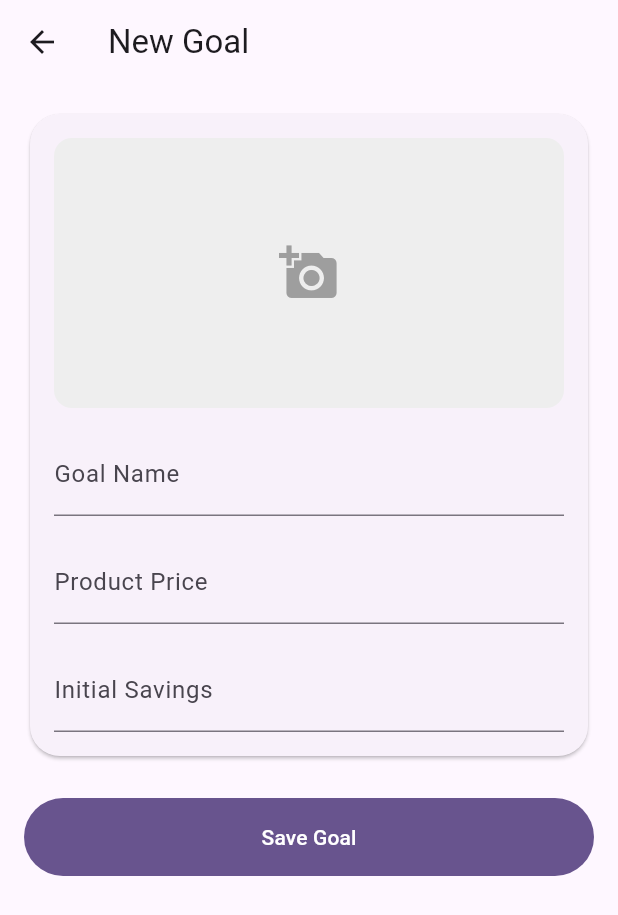
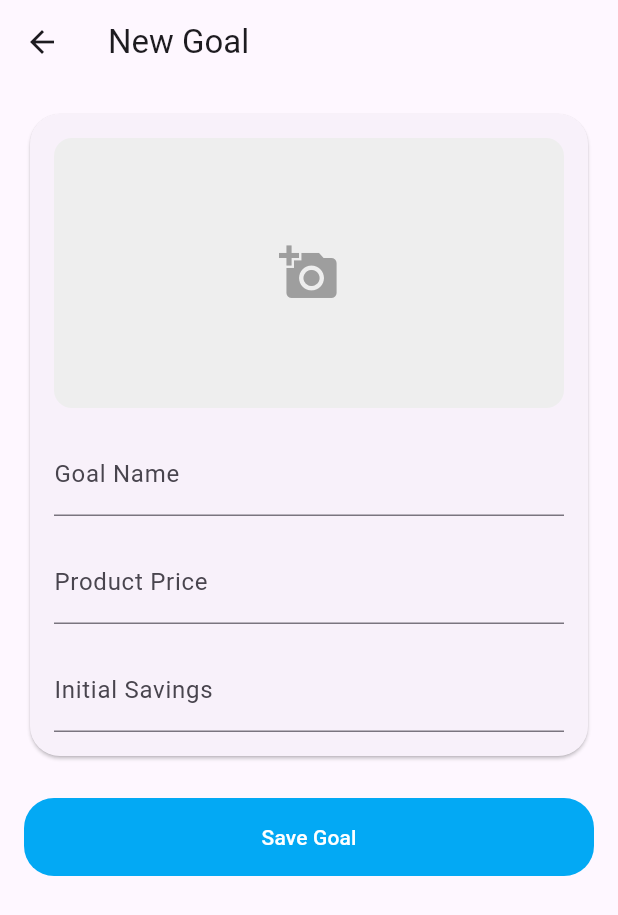
Before and after one commit to lightdarkmaster/Fundit, a Flutter app: the screen it shows after launch, after a tap on "Add Goal", on a phone screen of 412 x 824 dp. Shown: the top 915 px of the screen. Run offline on Flutter 3.47's test engine with Material 3 defaults, Android fonts, the phone set to English and light mode, and no system bars; our stand-ins replace fl_chart, image_picker, sqflite; accounts and stored records are empty.

Commit message:
Fix All Issues

```diff
--- a/fundit/lib/pages/add_goal_page.dart
+++ b/fundit/lib/pages/add_goal_page.dart
@@ -6,7 +6,9 @@ import 'package:fundit/pages/goal_model.dart';
 import 'package:intl/intl.dart';
 
 class AddGoalPage extends StatefulWidget {
-  const AddGoalPage({super.key});
+  final Goal? goal; // nullable for new goal
+
+  const AddGoalPage({super.key, this.goal});
 
   @override
   State<AddGoalPage> createState() => _AddGoalPageState();
@@ -18,14 +20,27 @@ class _AddGoalPageState extends State<AddGoalPage> {
   final savedController = TextEditingController();
   File? imageFile;
   final NumberFormat pesoFormatter = NumberFormat('#,##0.00', 'en_PH');
-
   final ImagePicker picker = ImagePicker();
 
+  @override
+  void initState() {
+    super.initState();
+
+    // Pre-fill fields if editing
+    if (widget.goal != null) {
+      nameController.text = widget.goal!.name;
+      priceController.text = widget.goal!.price.toString();
+      savedController.text = widget.goal!.saved.toString();
+      if (widget.goal!.imagePath != null) {
+        imageFile = File(widget.goal!.imagePath!);
+      }
+    }
+  }
+
   Future<void> pickImage() async {
-    final XFile? pickedFile = await ImagePicker().pickImage(
+    final XFile? pickedFile = await picker.pickImage(
       source: ImageSource.gallery,
     );
-
     if (pickedFile != null) {
       setState(() {
         imageFile = File(pickedFile.path);
@@ -35,8 +50,10 @@ class _AddGoalPageState extends State<AddGoalPage> {
 
   @override
   Widget build(BuildContext context) {
+    final isEditing = widget.goal != null;
+
     return Scaffold(
-      appBar: AppBar(title: const Text('New Goal')),
+      appBar: AppBar(title: Text(isEditing ? 'Edit Goal' : 'New Goal')),
       body: SafeArea(
         child: SingleChildScrollView(
           padding: const EdgeInsets.all(16),
@@ -110,6 +127,12 @@ class _AddGoalPageState extends State<AddGoalPage> {
                 width: double.infinity,
                 height: 52,
                 child: FilledButton(
+                  style: ElevatedButton.styleFrom(
+                    backgroundColor: Colors.lightBlue,
+                    shape: RoundedRectangleBorder(
+                      borderRadius: BorderRadius.circular(20),
+                    ),
+                  ),
                   onPressed: () async {
                     if (nameController.text.isEmpty ||
                         priceController.text.isEmpty ||
@@ -122,15 +145,21 @@ class _AddGoalPageState extends State<AddGoalPage> {
                       return;
                     }
 
-                    final goal = Goal(
+                    final goalToSave = Goal(
+                      id: widget.goal?.id, // important for editing
                       name: nameController.text,
                       price: double.tryParse(priceController.text) ?? 0,
                       saved: double.tryParse(savedController.text) ?? 0,
                       imagePath: imageFile?.path,
                     );
 
-                    await DBHelper.instance.insertGoal(goal);
-                    Navigator.pop(context);
+                    if (isEditing) {
+                      await DBHelper.instance.updateGoal(goalToSave);
+                    } else {
+                      await DBHelper.instance.insertGoal(goalToSave);
+                    }
+
+                    Navigator.pop(context, goalToSave); // return goal
                   },
                   child: const Text('Save Goal'),
                 ),
--- a/fundit/lib/pages/db_helper.dart
+++ b/fundit/lib/pages/db_helper.dart
@@ -1,6 +1,7 @@
 import 'package:sqflite/sqflite.dart';
 import 'goal_model.dart';
 import 'package:path/path.dart';
+import 'package:path/path.dart' as p;
 
 class DBHelper {
   static final DBHelper instance = DBHelper._init();
@@ -15,7 +16,7 @@ class DBHelper {
   }
 
   Future<Database> _initDB() async {
-    final path = join(await getDatabasesPath(), 'goals.db');
+    final path = p.join(await getDatabasesPath(), 'goals.db');
 
     return await openDatabase(
       path,
--- a/fundit/lib/pages/goal_detail_page.dart
+++ b/fundit/lib/pages/goal_detail_page.dart
@@ -30,7 +30,7 @@ class _GoalDetailPageState extends State<GoalDetailPage> {
 
     return Scaffold(
       appBar: AppBar(title: const Text('Goal Details')),
-      body: Padding(
+      body: SingleChildScrollView(
         padding: const EdgeInsets.all(16),
         child: Column(
           children: [
--- a/fundit/lib/pages/homescreen.dart
+++ b/fundit/lib/pages/homescreen.dart
@@ -2,7 +2,6 @@ import 'package:flutter/material.dart';
 import 'package:fundit/pages/dashboard.dart';
 import 'package:fundit/pages/db_helper.dart';
 import 'package:fundit/pages/goal_model.dart';
-import 'package:path/path.dart';
 import 'add_goal_page.dart';
 import 'goal_detail_page.dart';
 import 'package:intl/intl.dart';
@@ -51,10 +50,9 @@ class _HomescreenState extends State<Homescreen> {
   }
 
   void _editGoal(Goal goal) async {
-    // Open AddGoalPage with existing goal data
     final updated = await Navigator.push<Goal?>(
-      context as BuildContext,
-      MaterialPageRoute(builder: (_) => AddGoalPage()),
+      context,
+      MaterialPageRoute(builder: (_) => AddGoalPage(goal: goal)),
     );
 
     if (updated != null) {
@@ -84,20 +82,20 @@ class _HomescreenState extends State<Homescreen> {
 
       floatingActionButton: FloatingActionButton.extended(
         onPressed: () async {
-          // Open AddGoalPage without passing a goal (for creating new)
-          await Navigator.push<Goal?>(
+          final newGoal = await Navigator.push<Goal?>(
             context,
-            MaterialPageRoute(builder: (_) => AddGoalPage()),
+            MaterialPageRoute(builder: (_) => const AddGoalPage()),
           );
-          await _loadGoals();
+
+          if (newGoal != null) {
+            await _loadGoals();
+          }
         },
-        icon: const Icon(
-          Icons.add,
-          color: Colors.white, // Set the icon color here
-        ),
+        icon: const Icon(Icons.add, color: Colors.white),
         label: const Text('Add Goal', style: TextStyle(color: Colors.white)),
         backgroundColor: Colors.lightBlue,
       ),
+
       body: goals.isEmpty
           ? const Center(
               child: Text(
```
Also changed, not shown: fundit/lib/pages/dashboard.dart (+40 -19 lines).
